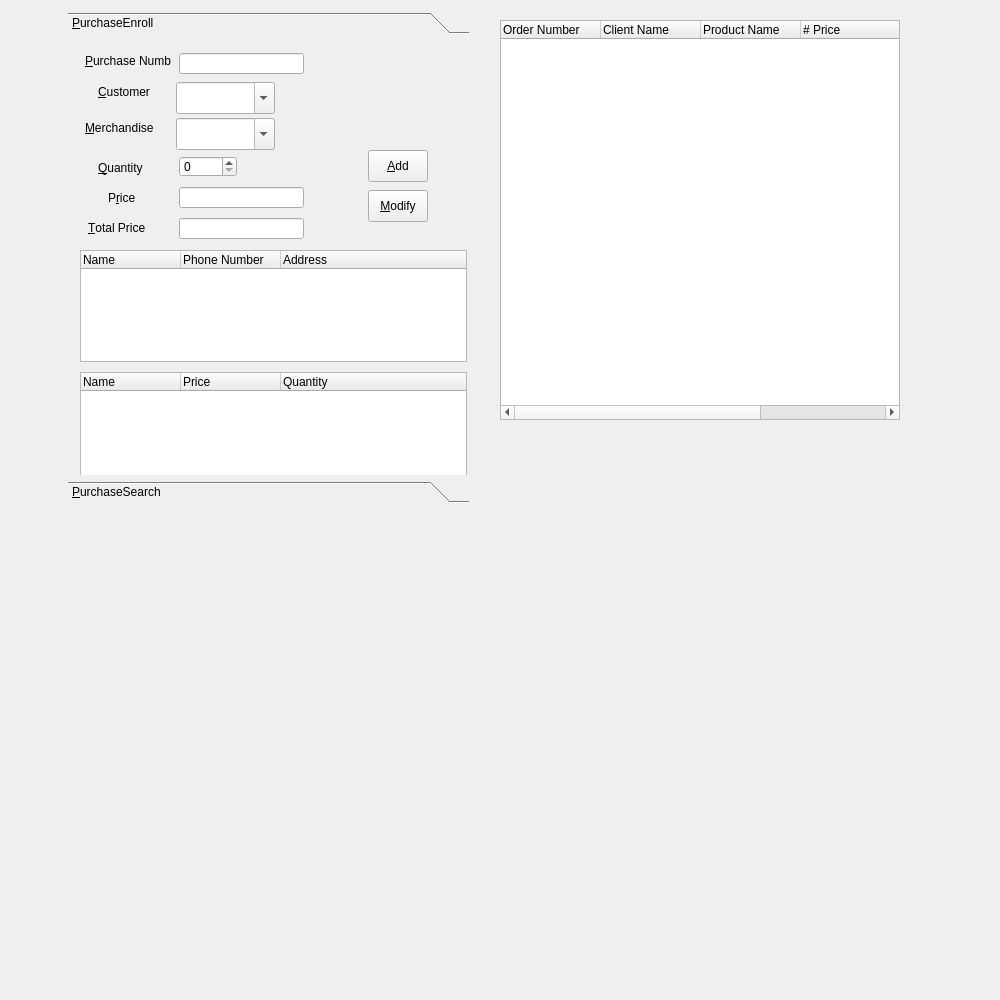
Above: purchasemanage.ui from GlennPark/OliveHealthCare before the change. Below: the same form after it.
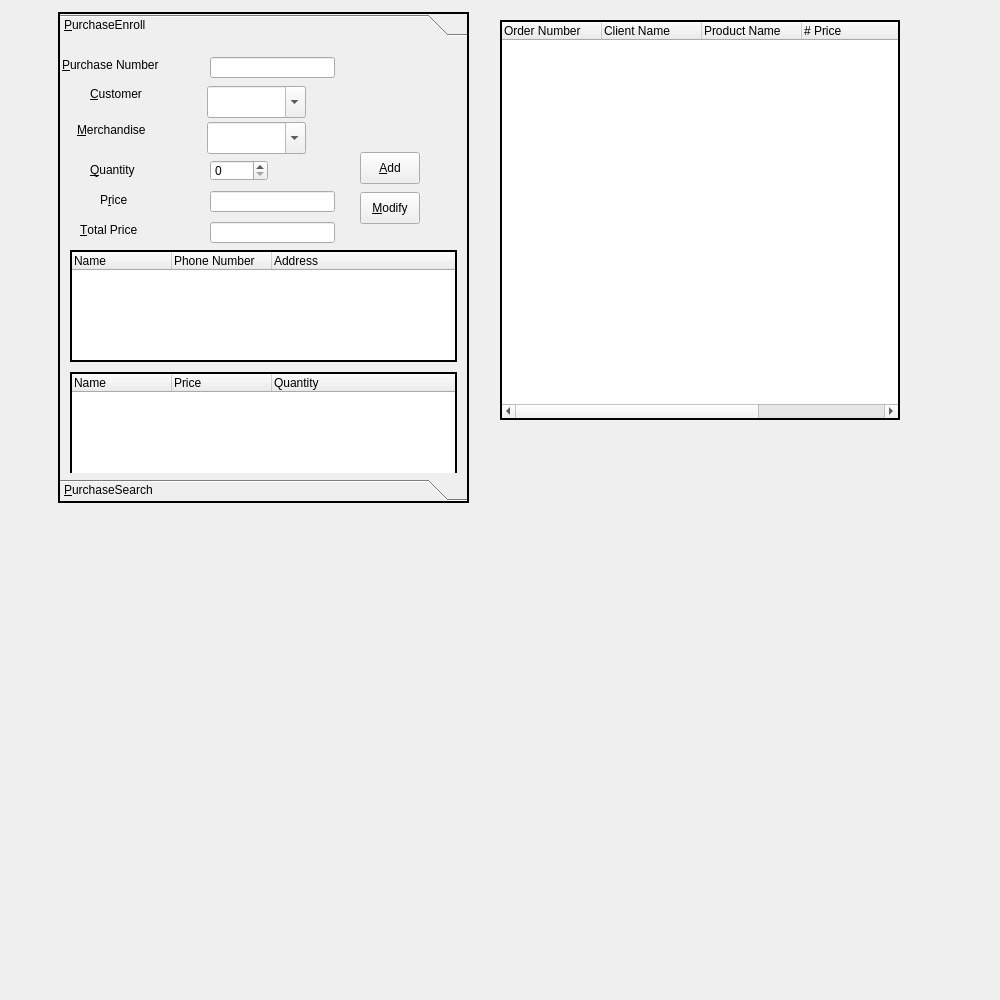
That is the form after the change. Icons and pictures are not drawn.

```diff
--- a/purchasemanage.ui
+++ b/purchasemanage.ui
@@ -16,12 +16,18 @@
   <widget class="QToolBox" name="toolBox">
    <property name="geometry">
     <rect>
-     <x>68</x>
+     <x>58</x>
      <y>12</y>
-     <width>401</width>
+     <width>411</width>
      <height>491</height>
     </rect>
    </property>
+   <property name="frameShape">
+    <enum>QFrame::WinPanel</enum>
+   </property>
+   <property name="frameShadow">
+    <enum>QFrame::Plain</enum>
+   </property>
    <property name="currentIndex">
     <number>0</number>
    </property>
@@ -30,8 +36,8 @@
      <rect>
       <x>0</x>
       <y>0</y>
-      <width>401</width>
-      <height>423</height>
+      <width>407</width>
+      <height>427</height>
      </rect>
     </property>
     <attribute name="label">
@@ -40,12 +46,18 @@
     <widget class="QTreeWidget" name="customerTreeWidget">
      <property name="geometry">
       <rect>
-       <x>12</x>
-       <y>210</y>
+       <x>10</x>
+       <y>208</y>
        <width>387</width>
        <height>112</height>
       </rect>
      </property>
+     <property name="frameShape">
+      <enum>QFrame::WinPanel</enum>
+     </property>
+     <property name="frameShadow">
+      <enum>QFrame::Plain</enum>
+     </property>
      <property name="rootIsDecorated">
       <bool>false</bool>
      </property>
@@ -68,12 +80,18 @@
     <widget class="QTreeWidget" name="merchandiseTreeWidget">
      <property name="geometry">
       <rect>
-       <x>12</x>
-       <y>332</y>
+       <x>10</x>
+       <y>330</y>
        <width>387</width>
        <height>112</height>
       </rect>
      </property>
+     <property name="frameShape">
+      <enum>QFrame::WinPanel</enum>
+     </property>
+     <property name="frameShadow">
+      <enum>QFrame::Plain</enum>
+     </property>
      <property name="rootIsDecorated">
       <bool>false</bool>
      </property>
@@ -96,8 +114,8 @@
     <widget class="QComboBox" name="merchandiseComboBox">
      <property name="geometry">
       <rect>
-       <x>108</x>
-       <y>78</y>
+       <x>147</x>
+       <y>80</y>
        <width>99</width>
        <height>32</height>
       </rect>
@@ -111,7 +129,7 @@
       <rect>
        <x>40</x>
        <y>150</y>
-       <width>31</width>
+       <width>101</width>
        <height>16</height>
       </rect>
      </property>
@@ -125,8 +143,8 @@
     <widget class="QLineEdit" name="priceLineEdit">
      <property name="geometry">
       <rect>
-       <x>111</x>
-       <y>147</y>
+       <x>150</x>
+       <y>149</y>
        <width>125</width>
        <height>21</height>
       </rect>
@@ -137,7 +155,7 @@
       <rect>
        <x>30</x>
        <y>44</y>
-       <width>73</width>
+       <width>101</width>
        <height>16</height>
       </rect>
      </property>
@@ -151,8 +169,8 @@
     <widget class="QComboBox" name="customerComboBox">
      <property name="geometry">
       <rect>
-       <x>108</x>
-       <y>42</y>
+       <x>147</x>
+       <y>44</y>
        <width>99</width>
        <height>32</height>
       </rect>
@@ -164,8 +182,8 @@
     <widget class="QLineEdit" name="totalPriceLineEdit">
      <property name="geometry">
       <rect>
-       <x>111</x>
-       <y>178</y>
+       <x>150</x>
+       <y>180</y>
        <width>125</width>
        <height>21</height>
       </rect>
@@ -176,7 +194,7 @@
       <rect>
        <x>20</x>
        <y>180</y>
-       <width>63</width>
+       <width>121</width>
        <height>16</height>
       </rect>
      </property>
@@ -192,7 +210,7 @@
       <rect>
        <x>17</x>
        <y>80</y>
-       <width>86</width>
+       <width>121</width>
        <height>16</height>
       </rect>
      </property>
@@ -206,10 +224,10 @@
     <widget class="QLabel" name="idLabel">
      <property name="geometry">
       <rect>
-       <x>17</x>
+       <x>2</x>
        <y>13</y>
-       <width>86</width>
-       <height>16</height>
+       <width>131</width>
+       <height>20</height>
       </rect>
      </property>
      <property name="text">
@@ -224,7 +242,7 @@
       <rect>
        <x>30</x>
        <y>120</y>
-       <width>51</width>
+       <width>111</width>
        <height>16</height>
       </rect>
      </property>
@@ -238,8 +256,8 @@
     <widget class="QLineEdit" name="idLineEdit">
      <property name="geometry">
       <rect>
-       <x>111</x>
-       <y>13</y>
+       <x>150</x>
+       <y>15</y>
        <width>125</width>
        <height>21</height>
       </rect>
@@ -251,8 +269,8 @@
     <widget class="QSpinBox" name="quantitySpinBox">
      <property name="geometry">
       <rect>
-       <x>111</x>
-       <y>116</y>
+       <x>150</x>
+       <y>118</y>
        <width>58</width>
        <height>21</height>
       </rect>
@@ -409,6 +427,12 @@
      <height>400</height>
     </rect>
    </property>
+   <property name="frameShape">
+    <enum>QFrame::WinPanel</enum>
+   </property>
+   <property name="frameShadow">
+    <enum>QFrame::Plain</enum>
+   </property>
    <property name="rootIsDecorated">
     <bool>false</bool>
    </property>
```
Left out of the diff: 26 changed lines with no effect on the pictures.
